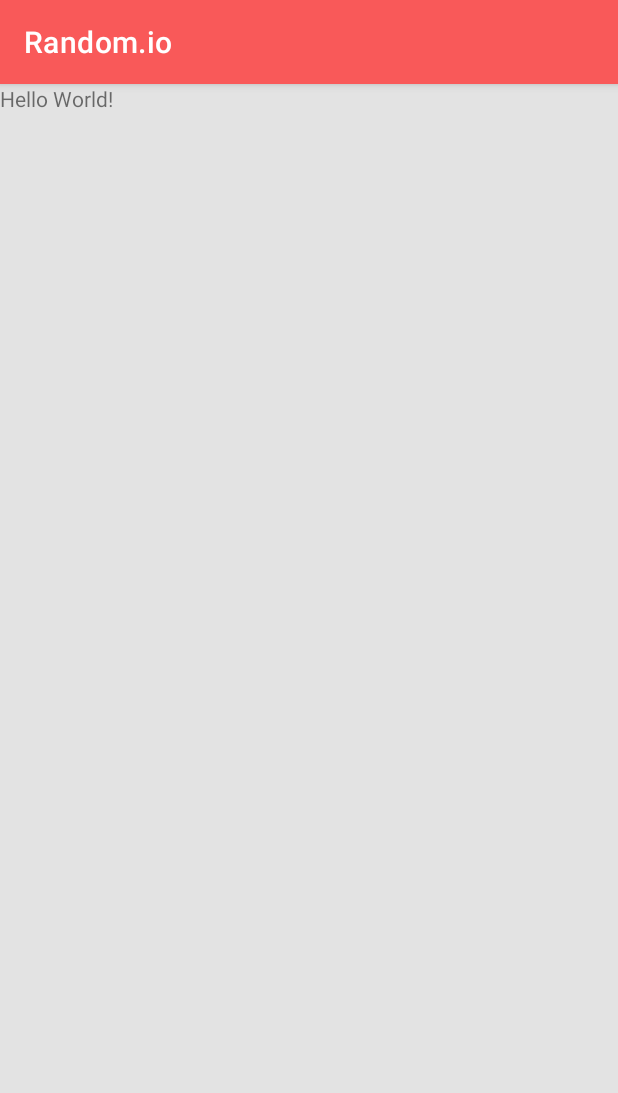
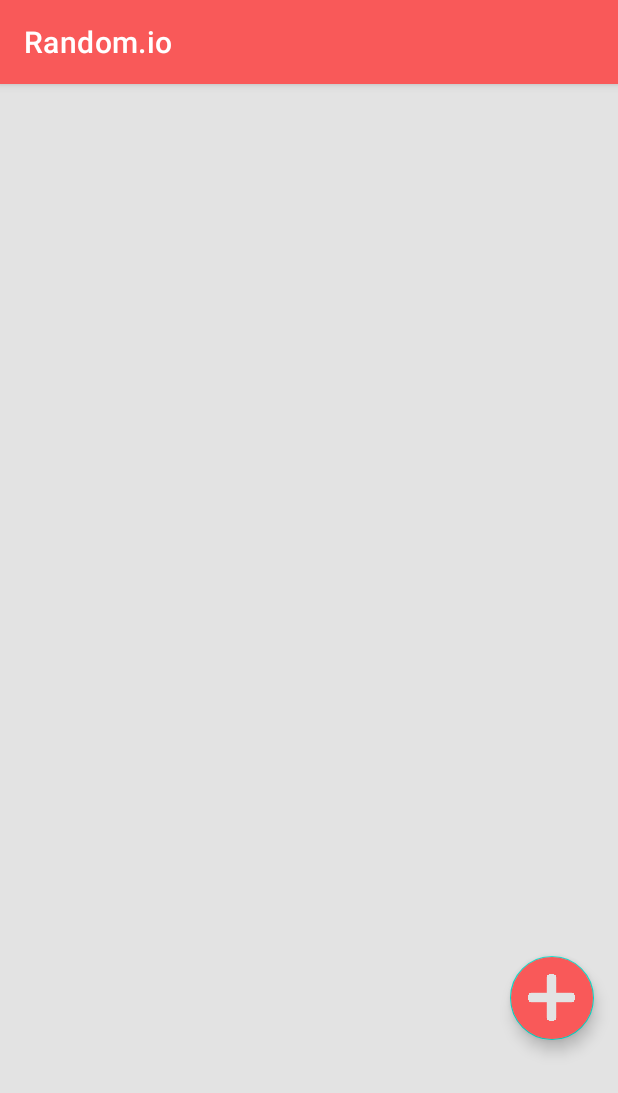
Before and after one commit to everett-hayes/RandomApp, an Android app: the screen it shows after launch (MainActivity), on a phone screen of 412 x 824 dp. Shown: the top 1093 px of the screen. Run offline under Robolectric (Android 15) with nearby library versions, the phone set to English and light mode, and no system bars.

Commit message:
floating action button

```diff
--- a/app/src/main/res/layout/activity_main.xml
+++ b/app/src/main/res/layout/activity_main.xml
@@ -5,11 +5,35 @@
     android:layout_width="match_parent"
     android:layout_height="match_parent"
     tools:context=".MainActivity"
-    android:background="@color/primary_white">
+    android:background="@color/primary_white"
+    android:orientation="vertical">
 
-    <TextView
+    <ScrollView
+        android:layout_marginTop="15dp"
+        android:layout_width="match_parent"
+        android:layout_height="550dp">
+        <LinearLayout
+            android:layout_width="match_parent"
+            android:layout_height="wrap_content">
+            <androidx.recyclerview.widget.RecyclerView
+                android:id="@+id/random_list"
+                android:layout_width="match_parent"
+                android:layout_height="match_parent"
+                app:layoutManager="androidx.recyclerview.widget.LinearLayoutManager"
+                android:scrollbars="vertical"
+                />
+        </LinearLayout>
+    </ScrollView>
+
+    <com.google.android.material.floatingactionbutton.FloatingActionButton
+        android:id="@+id/addRandomButton"
         android:layout_width="wrap_content"
         android:layout_height="wrap_content"
-        android:text="Hello World!" />
+        android:layout_gravity="end|bottom"
+        android:src="@drawable/plus_solid"
+        android:layout_margin="16dp"
+        android:backgroundTint="@color/primary_red"
+        app:maxImageSize="35dp"
+        app:tint="@color/primary_white"/>
 
 </LinearLayout>
```
Also changed, not shown: app/src/main/java/com/hayeseve/randomapp/MainActivity.kt (+33 -2 lines), app/src/main/java/com/hayeseve/randomapp/adapter/RecyclerAdapter.kt (+4 -4 lines).
